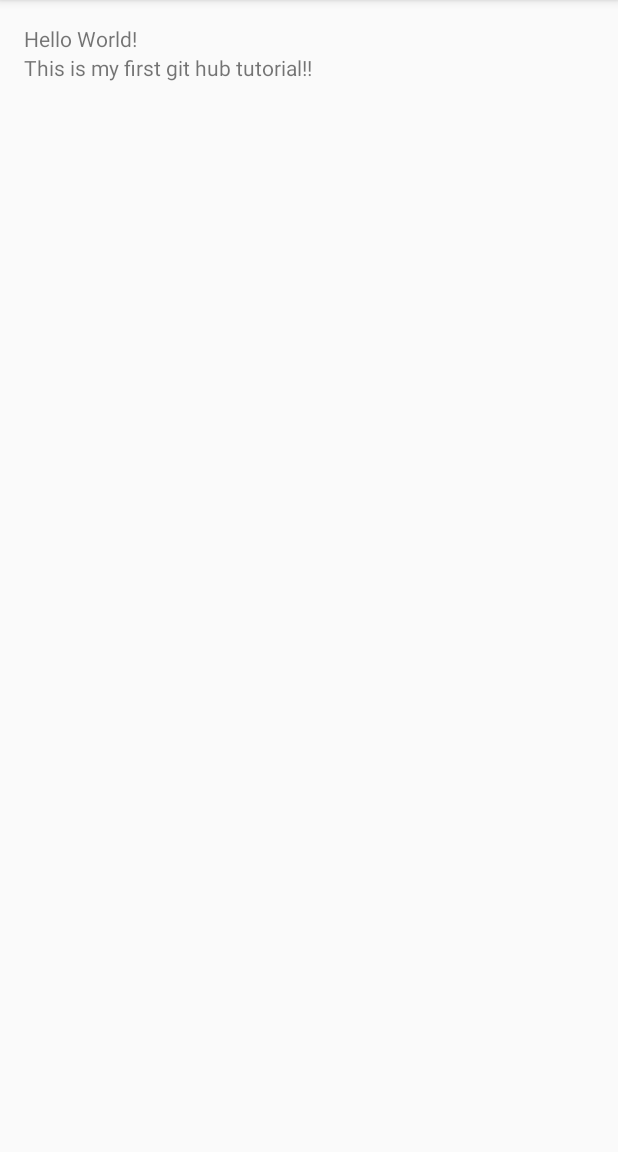
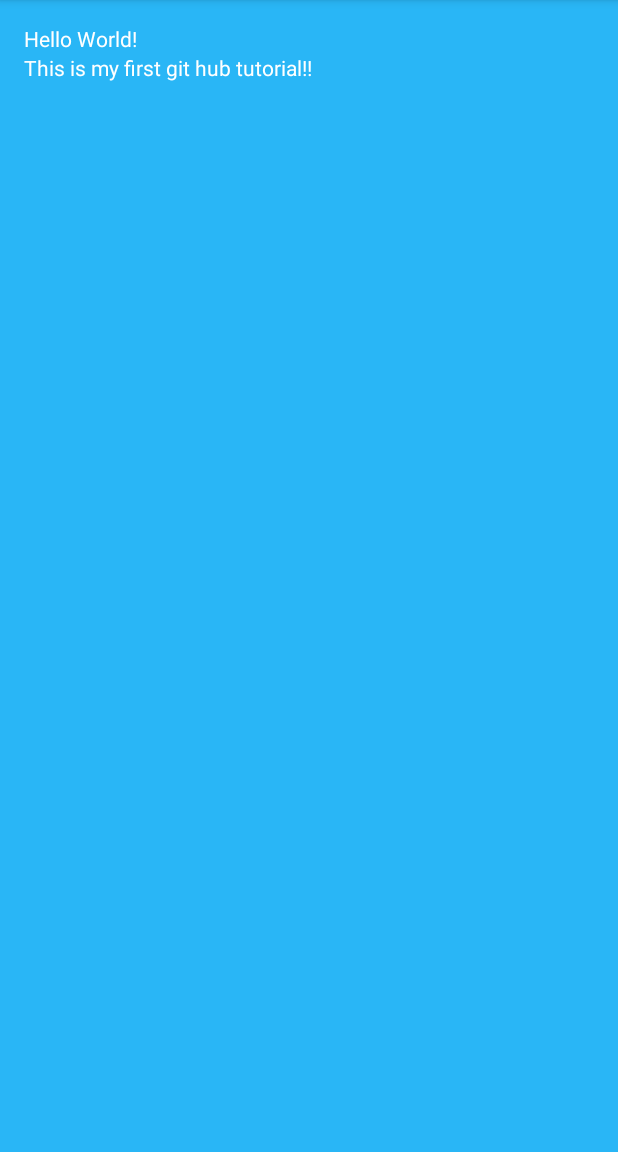
Before and after one commit to NikeshKumarBK/Sample_application, an Android app: the screen it shows after launch (MainActivity), on a phone screen of 412 x 824 dp, the part 84-1236 px from its top. Run offline under Robolectric (Android 15) with nearby library versions, the phone set to English and light mode, and no system bars.

Commit message:
changed the color

```diff
--- a/app/src/main/res/layout/activity_main.xml
+++ b/app/src/main/res/layout/activity_main.xml
@@ -4,6 +4,7 @@
     android:layout_width="match_parent"
     android:layout_height="match_parent"
     android:orientation="vertical"
+    android:background="#29b6f6"
     android:paddingBottom="@dimen/activity_vertical_margin"
     android:paddingLeft="@dimen/activity_horizontal_margin"
     android:paddingRight="@dimen/activity_horizontal_margin"
@@ -13,11 +14,13 @@
     <TextView
         android:layout_width="wrap_content"
         android:layout_height="wrap_content"
+        android:textColor="#fff"
         android:text="Hello World!" />
 
     <TextView
         android:layout_width="match_parent"
         android:layout_height="wrap_content"
+        android:textColor="#fff"
         android:text="This is my first git hub tutorial!!"
         />
 </LinearLayout>
```
